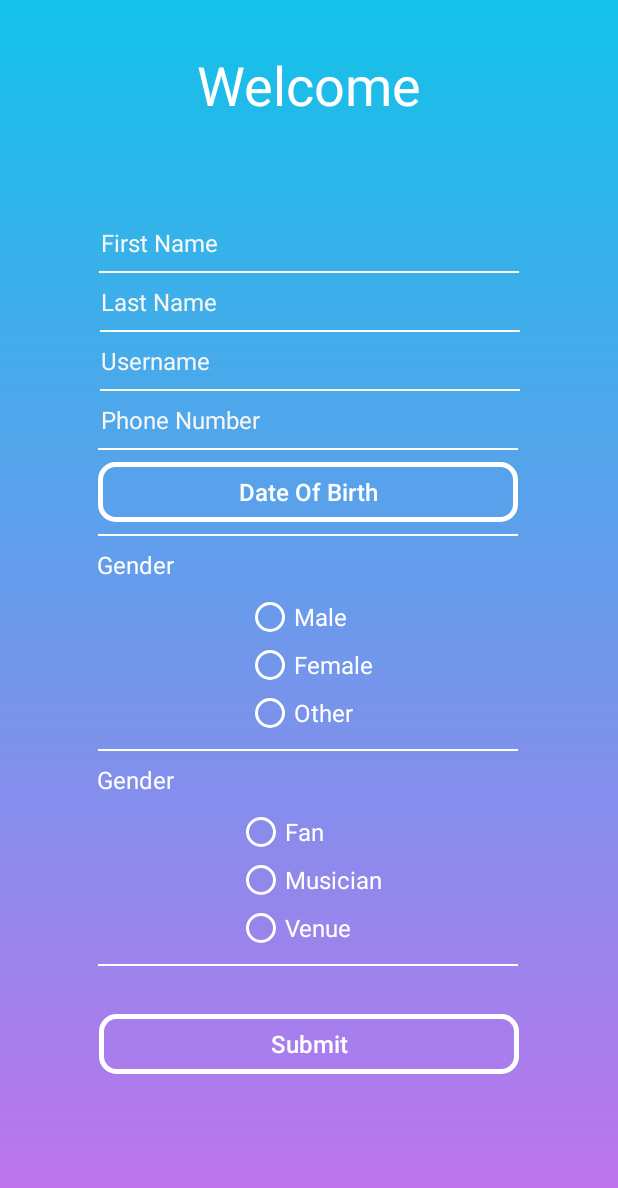
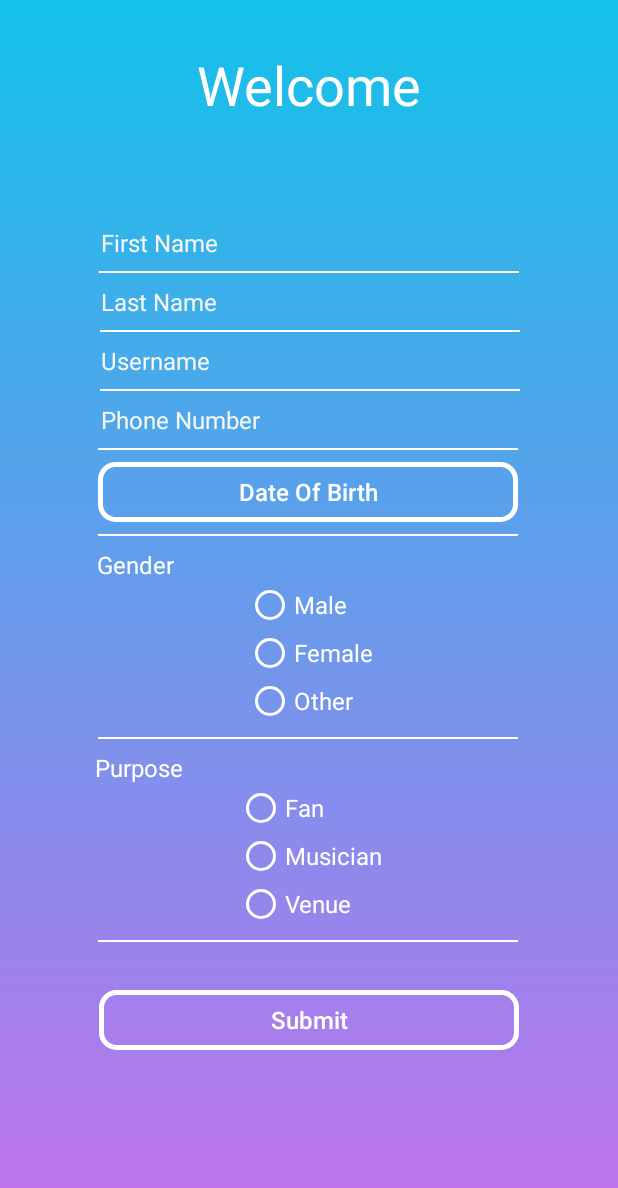
Before and after one commit to cgtudor/Rig2Gig, an Android app: the CredentialActivity screen opened directly, with no data from a screen before it, on a phone screen of 412 x 824 dp. Shown: the top 1188 px of the screen. Run offline under Robolectric (Android 15) with nearby library versions, the phone set to English and light mode, and no system bars; our stand-ins replace Firebase (no records; nobody signed in at launch, a user with empty details on screens opened directly).

Commit message:
xml changes

```diff
--- a/app/src/main/res/layout/activity_credential.xml
+++ b/app/src/main/res/layout/activity_credential.xml
@@ -274,7 +274,6 @@
         android:id="@+id/genderRadioGroup"
         android:layout_width="wrap_content"
         android:layout_height="wrap_content"
-        android:layout_marginTop="8dp"
         app:layout_constraintEnd_toEndOf="parent"
         app:layout_constraintStart_toStartOf="parent"
         app:layout_constraintTop_toBottomOf="@+id/textView5">
@@ -308,7 +307,6 @@
         android:id="@+id/userRadioGroup"
         android:layout_width="wrap_content"
         android:layout_height="wrap_content"
-        android:layout_marginTop="8dp"
         app:layout_constraintEnd_toEndOf="parent"
         app:layout_constraintStart_toStartOf="parent"
         app:layout_constraintTop_toBottomOf="@+id/textView9">
@@ -384,7 +382,7 @@
         android:layout_width="wrap_content"
         android:layout_height="wrap_content"
         android:layout_marginTop="8dp"
-        android:text="Gender"
+        android:text="Purpose"
         android:textColor="#FFFFFF"
         app:layout_constraintEnd_toEndOf="parent"
         app:layout_constraintHorizontal_bias="0.18"
```
